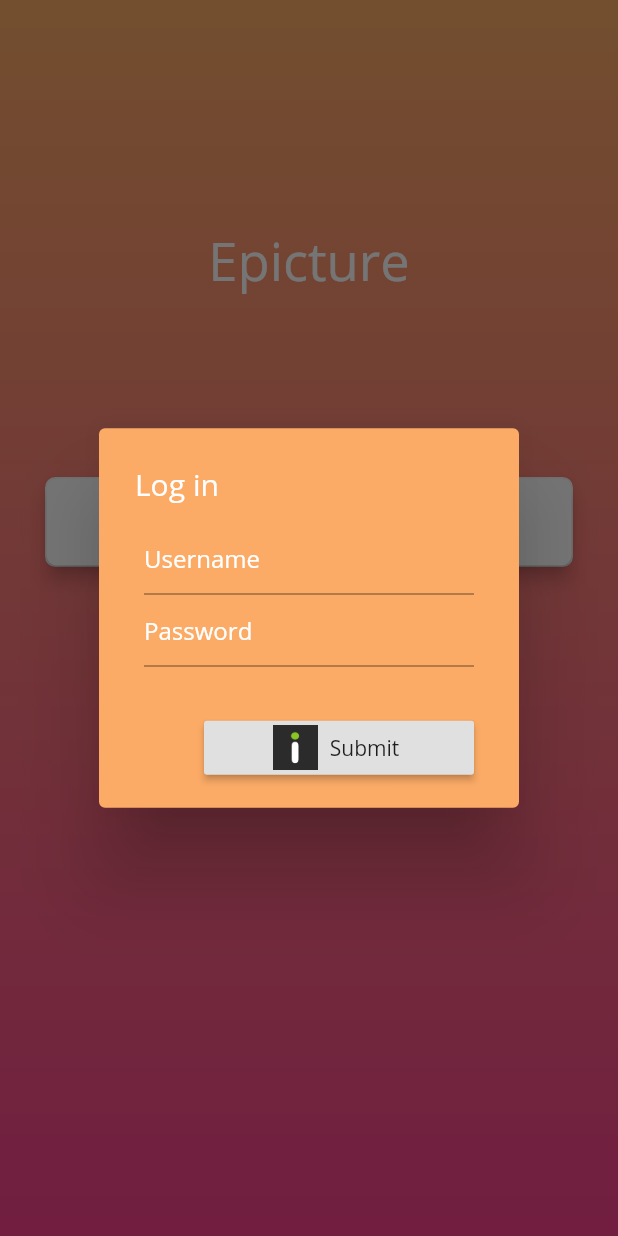
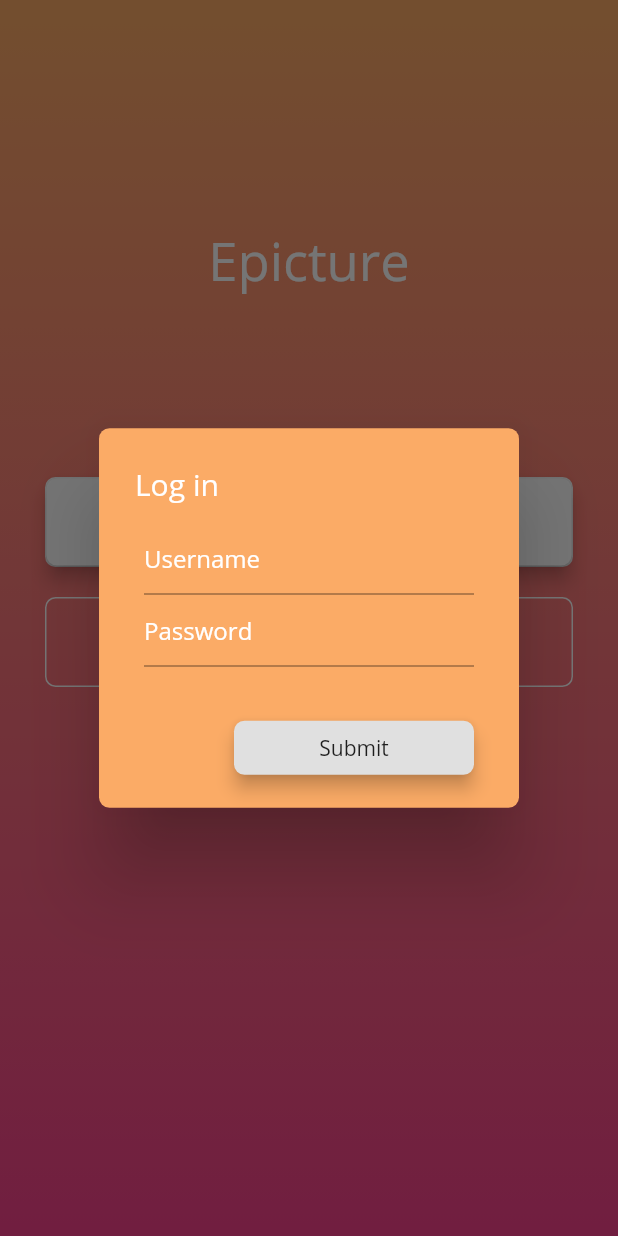
Before and after one commit to clapota/Epicture, a Flutter app: the HomeView screen opened directly, after a tap on "Log in", on a phone screen of 412 x 824 dp. Run offline on Flutter 3.47's test engine with Material 2 defaults, Android fonts, the phone set to English and light mode, and no system bars.

Commit message:
[+] Added infinite scrollView, need to adapt it for images and home page design done

```diff
--- a/lib/main.dart
+++ b/lib/main.dart
@@ -1,4 +1,5 @@
 import 'package:flutter/material.dart';
+import 'package:epicture/views/scrollableImgur.dart';
 import 'views/home.dart';
 
 void main() => runApp(EpictureApp());
@@ -16,7 +17,7 @@ class EpictureApp extends StatelessWidget {
         primaryColorLight: Color(0xFFFF9F59),
         accentColor: Color(0xFFFF9F59)
       ),
-      home: HomeView(),
+      home: ScrollableImgur(),
     );
   }
 }
--- a/lib/views/home.dart
+++ b/lib/views/home.dart
@@ -76,6 +76,29 @@ class _HomeViewState extends State<HomeView> {
                 ),
               ),
               margin: const EdgeInsets.fromLTRB(30, 80, 30, 0)
+            ),
+            InkWell(
+              onTap: () => {},
+              child: Container(
+                margin: const EdgeInsets.fromLTRB(30, 20, 30, 0),
+                height: 60.0,
+                width: MediaQuery.of(context).size.width,
+                decoration: BoxDecoration(
+                  borderRadius: BorderRadius.circular(7.0),
+                  border: Border.all(color: Colors.white),
+                  color: Colors.transparent,
+                ),
+                child: Center(
+                  child: Text(
+                    'REGISTER',
+                    style: TextStyle(
+                      fontWeight: FontWeight.w600,
+                      fontSize: 20.0,
+                      color: Colors.white,
+                    ),
+                  )
+                )
+              )
             )
           ],
         )
--- a/lib/views/widgets/TextFieldWidget.dart
+++ b/lib/views/widgets/TextFieldWidget.dart
@@ -1,15 +1,17 @@
 import 'package:flutter/material.dart';
 
 class TextFieldWidget extends StatelessWidget {
-  const TextFieldWidget({Key key, this.hintText, this.visible}) : super(key: key);
+  const TextFieldWidget({Key key, this.hintText, this.visible, this.controller}) : super(key: key);
 
   final String hintText;
   final bool visible;
+  final TextEditingController controller;
 
   @override
   Widget build(BuildContext context) {
     return Container(
       child: TextField(
+        controller: this.controller,
         decoration: InputDecoration(
           hintText: this.hintText,
           hintStyle: TextStyle(color: Colors.white),
--- a/lib/views/widgets/loginDialog.dart
+++ b/lib/views/widgets/loginDialog.dart
@@ -1,27 +1,41 @@
 import 'TextFieldWidget.dart';
 import 'package:flutter/material.dart';
 
-class LoginDialog extends StatelessWidget {
-  const LoginDialog({Key key}) : super(key: key);
+class LoginDialog extends StatefulWidget {
+  @override
+  _LoginDialog createState() => _LoginDialog();
+}
+
+class _LoginDialog extends State<LoginDialog> {
+
+  final usernameController = TextEditingController();
+  final passwordController = TextEditingController();
 
   void login() {
-
+    //usernameController.text
+    //passwordController.text
   }
 
   @override
   Widget build(BuildContext context) {
     return SimpleDialog(
+      shape: RoundedRectangleBorder(
+        borderRadius: BorderRadius.circular(7.0),
+      ),
       title: Text('Log in', style: TextStyle(color: Colors.white)),
       children: <Widget>[
-        TextFieldWidget(hintText: 'Username', visible: true),
-        TextFieldWidget(hintText: 'Password', visible: false),
+        TextFieldWidget(hintText: 'Username', visible: true, controller: this.usernameController),
+        TextFieldWidget(hintText: 'Password', visible: false, controller: this.passwordController),
         Container(
-          child: RaisedButton.icon(
+          child: RaisedButton(
+            elevation: 5.0,
             onPressed: login,
-            label: Text('Submit'),
-            icon: Image.asset('assets/imgur.png', width: 30, height: 30),
+            shape: RoundedRectangleBorder(
+              borderRadius: BorderRadius.circular(7.0),
+            ),
+            child: Text('Submit'),
           ),
-          padding: const EdgeInsets.fromLTRB(70, 30, 30, 0),
+          padding: const EdgeInsets.fromLTRB(90, 30, 30, 0),
         )
       ],
       backgroundColor: Theme.of(context).primaryColor,
```
Also changed, not shown: lib/views/scrollableImgur.dart (added, +71 -0 lines), 2 other files.
